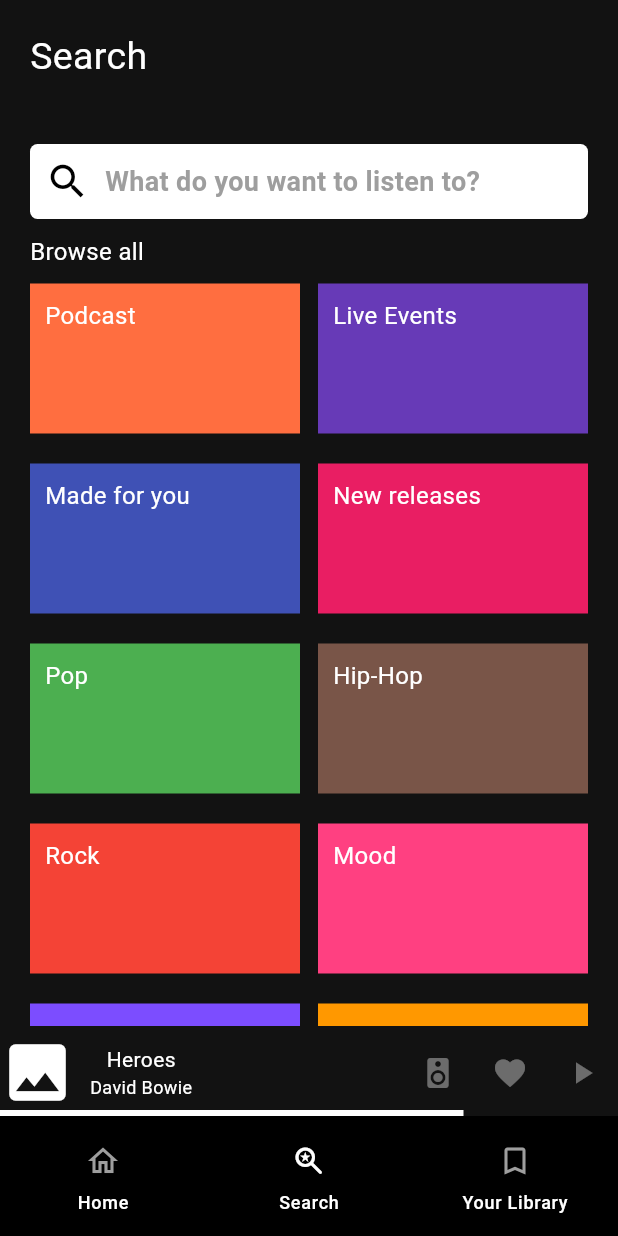
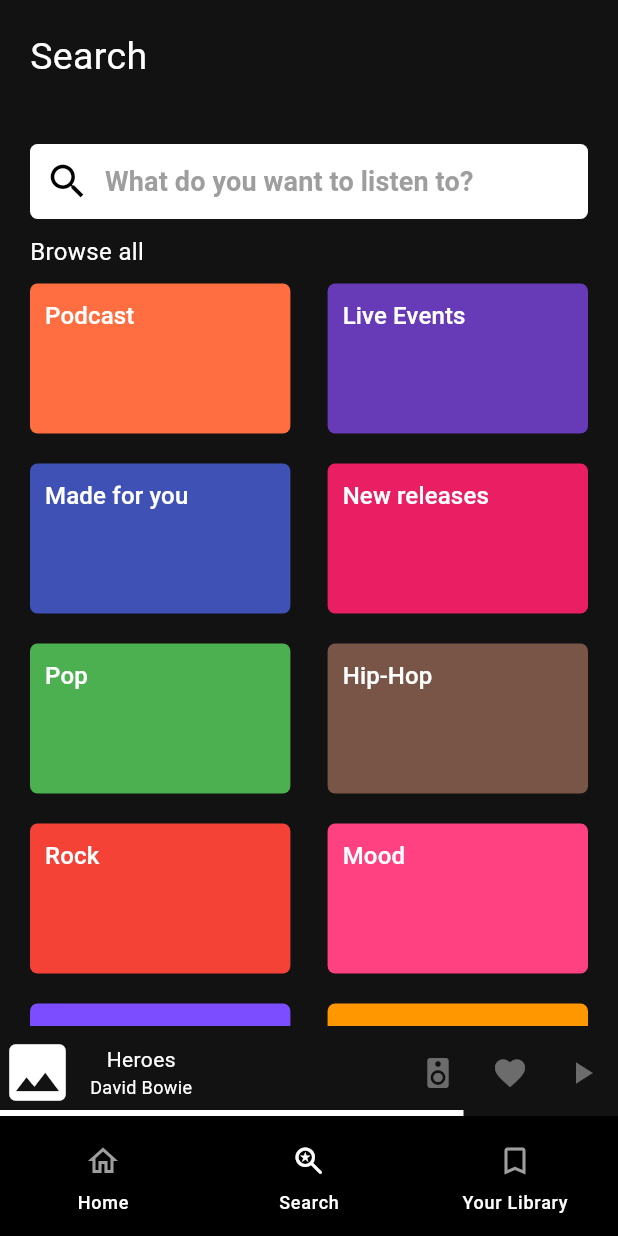
Before and after one commit to MikhailSemenkov/FlutterSchool, a Flutter app: the screen it shows after launch, item 2 of the bottom bar chosen, on a phone screen of 412 x 824 dp. Run offline on Flutter 3.47's test engine with Material 2 defaults, Android fonts, the phone set to English and light mode, and no system bars.

Commit message:
Small improvements

```diff
--- a/lesson3/lib/home_page.dart
+++ b/lesson3/lib/home_page.dart
@@ -3,23 +3,65 @@ import 'dart:math';
 import 'package:flutter/material.dart';
 
 class HomePage {
-  Widget getWidget() {
-    return ListView(
-      children: [
-        Container(
-          margin: const EdgeInsets.all(20),
-          child: Column(
-            crossAxisAlignment: CrossAxisAlignment.start,
-            children: <Widget>[
+  List<Widget> getWidget() {
+    return <Widget>[
       _topBar(),
       _contentChooseBar(),
       _verticalListViewItem('Made for you', generateItems(5)),
       _verticalListViewItem('Recently played', generateItems(5)),
       _verticalListViewItem('Your top mixes', generateItems(5)),
+    ];
+  }
+
+  Widget _topBar() {
+    return const Row(
+      children: [
+        Text(
+          'Good evening',
+          style: TextStyle(fontSize: 25),
+        ),
+        Expanded(child: SizedBox()),
+        IconButton(
+          onPressed: null,
+          icon: Icon(Icons.notifications_none_outlined, size: 30),
+        ),
+        IconButton(
+          onPressed: null,
+          icon: Icon(Icons.history, size: 30),
+        ),
+        IconButton(
+          onPressed: null,
+          icon: Icon(Icons.settings_outlined, size: 30),
+        )
+      ],
+    );
+  }
+
+  Widget _contentChooseBar() {
+    return Container(
+      margin: const EdgeInsets.symmetric(vertical: 10),
+      child: Row(
+        children: [
+          _makeFilledButton('Music'),
+          const SizedBox(
+            width: 20,
+          ),
+          _makeFilledButton('Podcasts & Shows'),
         ],
       ),
+    );
+  }
+
+  Widget _makeFilledButton(String title) {
+    return FilledButton(
+      style: FilledButton.styleFrom(
+        backgroundColor: Colors.grey,
       ),
-      ],
+      onPressed: null,
+      child: Text(
+        title,
+        style: const TextStyle(color: Colors.white, fontSize: 12),
+      ),
     );
   }
 
@@ -31,61 +73,6 @@ class HomePage {
           randomColor(), 'It is playlist special for you'));
     }
     return items;
-  }
-
-  Widget _topBar() {
-    return const Row(
-      mainAxisAlignment: MainAxisAlignment.spaceBetween,
-      children: [
-        Text(
-          'Good evening',
-          style: TextStyle(fontSize: 25),
-        ),
-        Row(
-          children: [
-            IconButton(
-                onPressed: null,
-                icon: Icon(Icons.notifications_none_outlined, size: 30)),
-            IconButton(onPressed: null, icon: Icon(Icons.history, size: 30)),
-            IconButton(
-                onPressed: null, icon: Icon(Icons.settings_outlined, size: 30)),
-          ],
-        )
-      ],
-    );
-  }
-
-  Widget _contentChooseBar() {
-    return Container(
-      margin: const EdgeInsets.symmetric(vertical: 10),
-      child: Row(
-        children: [
-          FilledButton(
-            style: FilledButton.styleFrom(
-              backgroundColor: Colors.grey,
-            ),
-            onPressed: null,
-            child: const Text(
-              'Music',
-              style: TextStyle(color: Colors.white, fontSize: 12),
-            ),
-          ),
-          const SizedBox(
-            width: 20,
-          ),
-          FilledButton(
-            style: FilledButton.styleFrom(
-              backgroundColor: Colors.grey,
-            ),
-            onPressed: null,
-            child: const Text(
-              'Podcasts & Shows',
-              style: TextStyle(color: Colors.white, fontSize: 12),
-            ),
-          ),
-        ],
-      ),
-    );
   }
 
   Widget _horizontalListViewItem(Color coverColor, String title) {
--- a/lesson3/lib/main.dart
+++ b/lesson3/lib/main.dart
@@ -61,11 +61,21 @@ class _MyHomePageState extends State<MyHomePage> {
           ],
         ),
       ),
-      body: _getPage(_pageCounter),
+      body: ListView(
+        children: [
+          Container(
+            margin: const EdgeInsets.all(20),
+            child: Column(
+              crossAxisAlignment: CrossAxisAlignment.start,
+              children: _getPage(_pageCounter),
+            ),
+          ),
+        ],
+      ),
     );
   }
 
-  Widget _getPage(int pageCounter) {
+  List<Widget> _getPage(int pageCounter) {
     switch (pageCounter) {
       case 0:
         {
@@ -118,19 +128,13 @@ class _MyHomePageState extends State<MyHomePage> {
       children: [
         Row(
           children: [
-            const Icon(
-              Icons.image,
-              size: 50,
-            ),
+            const Icon(Icons.image, size: 50),
             const SizedBox(width: 10),
             Column(
               mainAxisAlignment: MainAxisAlignment.center,
               children: [
                 Text(compositionName),
-                Text(
-                  author,
-                  style: const TextStyle(fontSize: 12),
-                ),
+                Text(author, style: const TextStyle(fontSize: 12)),
               ],
             ),
             const Expanded(child: SizedBox()),
--- a/lesson3/lib/search_page.dart
+++ b/lesson3/lib/search_page.dart
@@ -1,14 +1,8 @@
 import 'package:flutter/material.dart';
 
 class SearchPage {
-  Widget getWidget() {
-    return ListView(
-      children: [
-        Container(
-          margin: const EdgeInsets.all(20),
-          child: Column(
-            crossAxisAlignment: CrossAxisAlignment.start,
-            children: <Widget>[
+  List<Widget> getWidget() {
+    return <Widget>[
       const Text(
         'Search',
         style: TextStyle(fontSize: 25),
@@ -18,30 +12,28 @@ class SearchPage {
         'Browse all',
         style: TextStyle(fontSize: 16),
       ),
-              _listViewRow(Colors.deepOrangeAccent, 'Podcast',
-                  Colors.deepPurple, 'Live Events'),
       _listViewRow(
-                  Colors.indigo, 'Made for you', Colors.pink, 'New releases'),
+          Colors.deepOrangeAccent, 'Podcast', Colors.deepPurple, 'Live Events'),
+      _listViewRow(Colors.indigo, 'Made for you', Colors.pink, 'New releases'),
       _listViewRow(Colors.green, 'Pop', Colors.brown, 'Hip-Hop'),
       _listViewRow(Colors.red, 'Rock', Colors.pinkAccent, 'Mood'),
-              _listViewRow(Colors.deepPurpleAccent, 'Charts', Colors.orange,
-                  'Dance/Electronic'),
       _listViewRow(
-                  Colors.deepOrange, 'Chill', Colors.redAccent, 'Indie'),
-            ],
-          ),
-        ),
-      ],
-    );
+          Colors.deepPurpleAccent, 'Charts', Colors.orange, 'Dance/Electronic'),
+      _listViewRow(Colors.deepOrange, 'Chill', Colors.redAccent, 'Indie'),
+    ];
   }
 
   Widget _searchBar() {
     return Container(
       margin: const EdgeInsets.fromLTRB(0, 40, 0, 10),
+      height: 50,
+      child: FilledButton(
+        onPressed: null,
+        style: FilledButton.styleFrom(
+          backgroundColor: Colors.white,
+          disabledBackgroundColor: Colors.white,
           padding: const EdgeInsets.all(10),
-      decoration: const BoxDecoration(
-        color: Colors.white,
-        borderRadius: BorderRadius.all(Radius.circular(5)),
+          shape: RoundedRectangleBorder(borderRadius: BorderRadius.circular(5)),
         ),
         child: const Row(
           children: [
@@ -56,35 +48,55 @@ class SearchPage {
                     fontWeight: FontWeight.bold)),
           ],
         ),
+      ),
     );
   }
 
   Widget _listViewRow(Color firstItemColor, String firstItemTitle,
       Color secondItemColor, String secondItemTitle) {
     return Row(
-      mainAxisAlignment: MainAxisAlignment.spaceBetween,
+      // mainAxisAlignment: MainAxisAlignment.spaceBetween,
       children: [
-        _listViewItem(firstItemColor, firstItemTitle),
-        _listViewItem(secondItemColor, secondItemTitle),
+        Expanded(
+          flex: 7,
+          child: _listViewItem(firstItemColor, firstItemTitle),
+        ),
+        const Expanded(
+          flex: 1,
+          child: SizedBox(),
+        ),
+        Expanded(
+          flex: 7,
+          child: _listViewItem(secondItemColor, secondItemTitle),
+        ),
       ],
     );
   }
 
   Widget _listViewItem(Color backgroundColor, String title) {
     return Container(
+      height: 100,
       margin: const EdgeInsets.symmetric(vertical: 10),
-      width: 180,
-      height: 100,
-      color: backgroundColor,
+      child: FilledButton(
+        onPressed: null,
+        style: FilledButton.styleFrom(
+          shape: RoundedRectangleBorder(
+            borderRadius: BorderRadius.circular(5),
+          ),
+          backgroundColor: backgroundColor,
+          disabledBackgroundColor: backgroundColor,
+          disabledForegroundColor: Colors.white,
+          padding: const EdgeInsets.symmetric(vertical: 0),
+          alignment: Alignment.topLeft,
+        ),
         child: Container(
-        width: 80,
-        height: 100,
-        padding: const EdgeInsets.all(10),
+          margin: const EdgeInsets.all(10),
           child: Text(
             title,
             style: const TextStyle(fontSize: 16),
           ),
         ),
+      ),
     );
   }
 }
```
Also changed, not shown: lesson3/lib/library_page.dart (+50 -65 lines). Lines whose indentation alone changed are shown as unchanged.
